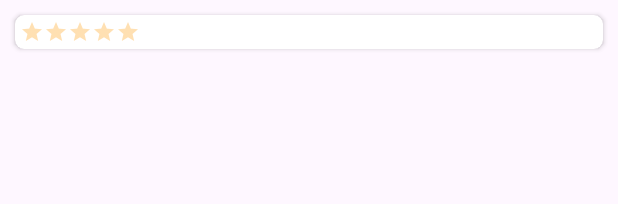
After one commit to tryadnancode/Flipkart, an Android app: the layout explore_layout.xml on its own in the app's theme, with its tools: preview values and no code run, on a phone screen of 412 x 824 dp. The commit adds this screen. Shown: the top 204 px of the screen. Run offline under Robolectric (Android 15) with nearby library versions, the phone set to English and light mode, and no system bars.

Commit message:
Initial Commit

```diff
--- a/app/src/main/res/layout/activity_login.xml
+++ b/app/src/main/res/layout/activity_login.xml
@@ -5,7 +5,7 @@
     android:id="@+id/main"
     android:layout_width="match_parent"
     android:layout_height="match_parent"
-    android:background="@color/ic_launcher_background"
+    android:background="#356EEC"
     tools:context=".Login">
 
     <ImageView
--- /dev/null
+++ b/app/src/main/res/layout/explore_layout.xml
@@ -0,0 +1,31 @@
+<?xml version="1.0" encoding="utf-8"?>
+<androidx.cardview.widget.CardView
+    xmlns:android="http://schemas.android.com/apk/res/android"
+    xmlns:card_view="http://schemas.android.com/apk/res-auto"
+    android:layout_width="match_parent"
+    android:layout_height="wrap_content"
+    xmlns:app="http://schemas.android.com/tools"
+    android:layout_margin="10dp"
+    card_view:cardCornerRadius="6dp"
+    app:ignore="NamespaceTypo">
+
+    <ImageView
+        android:id="@+id/imageExplore"
+        android:layout_width="wrap_content"
+        android:layout_height="wrap_content"
+        android:scaleType="fitXY"/>
+
+    <RatingBar
+        android:id="@+id/ratingBar"
+        android:layout_width="wrap_content"
+        android:layout_height="wrap_content"
+        style="@style/Widget.AppCompat.RatingBar.Small"
+        android:layout_gravity="bottom"
+        android:numStars="5"
+        android:theme="@style/RatingBar"
+        android:isIndicator="true"
+        android:stepSize="0.1"
+        android:layout_margin="3dp"
+
+        />
+</androidx.cardview.widget.CardView>
--- a/app/src/main/res/values-night/themes.xml
+++ b/app/src/main/res/values-night/themes.xml
@@ -7,4 +7,10 @@
         <item name="appWindowBack">@color/black</item>
         <item name="textColor">@color/white</item>
     </style>
+
+
+    <style name="RatingBar" parent="Theme.AppCompat">
+        <item name="colorControlNormal">#FF9800</item>
+        <item name="colorControlActivated">#A82E07</item>
+    </style>
 </resources>
--- a/app/src/main/res/values/themes.xml
+++ b/app/src/main/res/values/themes.xml
@@ -7,6 +7,11 @@
         <item name="textColor">@color/black</item>
 
     </style>
+    <style name="Theme.Flipkart" parent="Base.Theme.Flipkart" />
 
-    <style name="Theme.Flipkart" parent="Base.Theme.Flipkart" />
+
+    <style name="RatingBar" parent="Theme.AppCompat">
+        <item name="colorControlNormal">#FF9800</item>
+        <item name="colorControlActivated">#A82E07</item>
+    </style>
 </resources>
```
Also changed, not shown: app/src/main/java/com/example/flipkart/Explore.java (+31 -6 lines), app/src/main/java/com/example/flipkart/ExploreAdapter.java (added, +57 -0 lines), app/src/main/java/com/example/flipkart/ExploreItem.java (added, +13 -0 lines), app/src/main/java/com/example/flipkart/MainActivity.java (+7 -2 lines), app/src/main/res/layout/activity_main.xml (+10 -49 lines), app/src/main/res/layout/fragment_explore.xml (+23 -4 lines).
